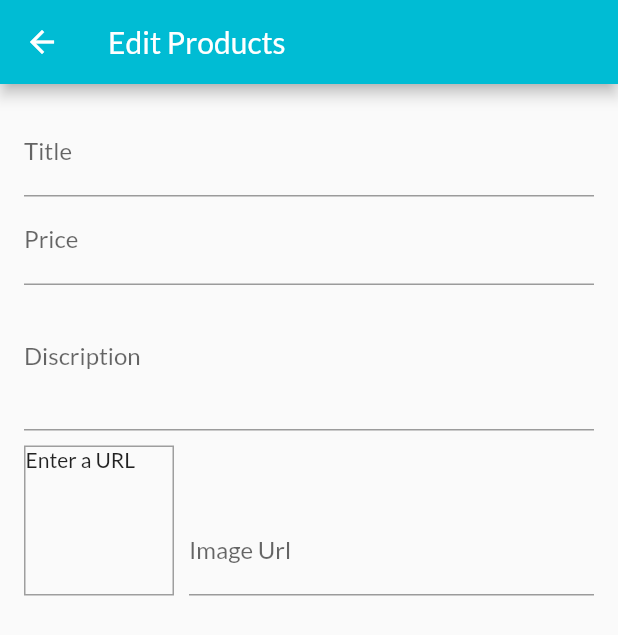
After one commit to sagar-sangani/shoap_app, a Flutter app: the EditProductScreen screen opened by its route, on a phone screen of 412 x 824 dp. The commit adds this screen. Shown: the top 635 px of the screen. Run offline on Flutter 3.47's test engine with Material 2 defaults, Android fonts, the phone set to English and light mode, and no system bars; network calls fail.

Commit message:
feat: image adding facility provided

```diff
--- a/lib/app.dart
+++ b/lib/app.dart
@@ -1,6 +1,7 @@
 import 'package:flutter/material.dart';
 import 'package:flutter_complete_guide/providers/orders.dart';
 import 'package:flutter_complete_guide/screens/cart_screen.dart';
+import 'package:flutter_complete_guide/screens/edit_product_screen.dart';
 import 'package:flutter_complete_guide/screens/order_screen.dart';
 import 'package:flutter_complete_guide/screens/user_product_screen.dart';
 import 'package:provider/provider.dart';
@@ -41,6 +42,7 @@ class MyApp extends StatelessWidget {
           CartScreen.routeName: (context) => CartScreen(),
           OrderScreen.routeName: (context) => OrderScreen(),
           UserProductScreen.routeName: (context) => UserProductScreen(),
+          EditProductScreen.routeName: (context) => EditProductScreen()
         },
       ),
     );
--- /dev/null
+++ b/lib/screens/edit_product_screen.dart
@@ -0,0 +1,124 @@
+import 'package:flutter/material.dart';
+
+class EditProductScreen extends StatefulWidget {
+  const EditProductScreen({Key key}) : super(key: key);
+  static const routeName = '/edit-product';
+
+  @override
+  State<EditProductScreen> createState() => _EditProductScreenState();
+}
+
+class _EditProductScreenState extends State<EditProductScreen> {
+  final _priceFocusNode = FocusNode();
+  final _descriptionFocusNode = FocusNode();
+  final _imageUrlController = TextEditingController();
+  final _imageUrlFocusNode = FocusNode();
+
+  @override
+  void initState() {
+    _imageUrlFocusNode.addListener(_updateImageUrl);
+    super.initState();
+  }
+
+  @override
+  void dispose() {
+    _imageUrlFocusNode.removeListener(_updateImageUrl);
+    _priceFocusNode.dispose();
+    _descriptionFocusNode.dispose();
+    _imageUrlController.dispose();
+    _imageUrlFocusNode.dispose();
+    super.dispose();
+  }
+
+  void _updateImageUrl() {
+    if (!_imageUrlFocusNode.hasFocus) {
+      setState(() {});
+    }
+  }
+
+  @override
+  Widget build(BuildContext context) {
+    return Scaffold(
+      appBar: AppBar(
+        title: Text('Edit Products'),
+      ),
+      body: Padding(
+        padding: EdgeInsets.all(16),
+        child: Form(
+          child: ListView(
+            children: [
+              // TextFormField(
+              //   decoration: InputDecoration(labelText: 'Id'),
+              //   textInputAction: TextInputAction.next,
+              // ),
+              TextFormField(
+                decoration: InputDecoration(labelText: 'Title'),
+                textInputAction: TextInputAction.next,
+                onFieldSubmitted: (_) {
+                  FocusScope.of(context).requestFocus(_priceFocusNode);
+                },
+              ),
+              TextFormField(
+                decoration: InputDecoration(labelText: 'Price'),
+                keyboardType: TextInputType.numberWithOptions(
+                  decimal: true,
+                  signed: true,
+                ),
+                focusNode: _priceFocusNode,
+                textInputAction: TextInputAction.next,
+                onFieldSubmitted: (_) {
+                  FocusScope.of(context).requestFocus(_descriptionFocusNode);
+                },
+              ),
+              TextFormField(
+                decoration: InputDecoration(labelText: 'Discription'),
+                keyboardType: TextInputType.multiline,
+                maxLines: 3,
+                focusNode: _descriptionFocusNode,
+              ),
+              Row(
+                crossAxisAlignment: CrossAxisAlignment.end,
+                children: [
+                  Container(
+                    height: 100,
+                    width: 100,
+                    margin: EdgeInsets.only(
+                      top: 10,
+                      right: 10,
+                    ),
+                    decoration: BoxDecoration(
+                      border: Border.all(
+                        width: 1,
+                        color: Colors.grey,
+                      ),
+                    ),
+                    child: _imageUrlController.text.isEmpty
+                        ? Text('Enter a URL')
+                        : FittedBox(
+                            child: Image.network(
+                              _imageUrlController.text,
+                            ),
+                            fit: BoxFit.fill,
+                          ),
+                  ),
+                  Expanded(
+                    child: TextFormField(
+                      decoration: InputDecoration(labelText: 'Image Url'),
+                      keyboardType: TextInputType.url,
+                      textInputAction: TextInputAction.done,
+                      controller: _imageUrlController,
+                      onEditingComplete: () {
+                        setState(() {});
+                      },
+                      focusNode: _imageUrlFocusNode,
+                    ),
+                  ),
+                ],
+              ),
+            ],
+          ),
+        ),
+      ),
+    );
+  }
+}
--- a/lib/screens/user_product_screen.dart
+++ b/lib/screens/user_product_screen.dart
@@ -1,5 +1,6 @@
 import 'package:flutter/material.dart';
 import 'package:flutter_complete_guide/providers/products.dart';
+import 'package:flutter_complete_guide/screens/edit_product_screen.dart';
 import 'package:flutter_complete_guide/widgets/app_drawer.dart';
 import 'package:flutter_complete_guide/widgets/user_product_item.dart';
 import 'package:provider/provider.dart';
@@ -16,7 +17,9 @@ class UserProductScreen extends StatelessWidget {
         title: Text('Your Products'),
         actions: [
           IconButton(
-            onPressed: () {},
+            onPressed: () {
+              Navigator.of(context).pushNamed(EditProductScreen.routeName);
+            },
             icon: Icon(Icons.add),
           ),
         ],
```
